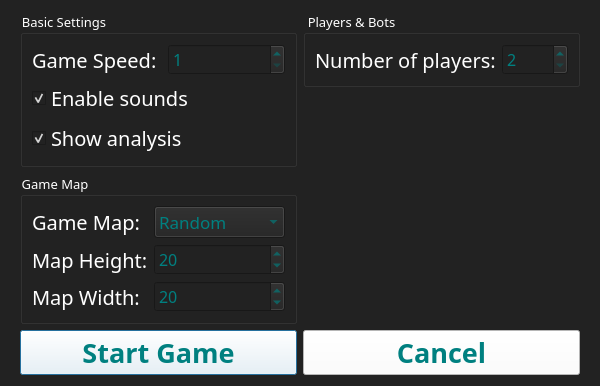
Before: the Qt Designer form src/ui/localGameDialog/localGameDialog.ui in SZXC-WG/LocalGen-new, drawn with Qt 5.
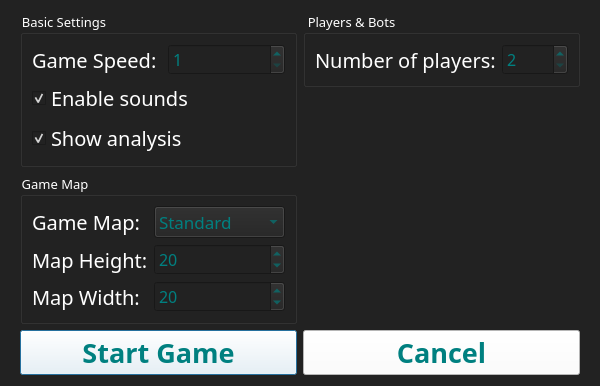
After: the same form once the commit is applied.

Commit message: upd(localGame): reduce two map options into one

What changed in the file:
```diff
--- a/src/ui/localGameDialog/localGameDialog.ui
+++ b/src/ui/localGameDialog/localGameDialog.ui
@@ -182,11 +182,6 @@
             <property name="styleSheet">
              <string notr="true">color: teal;</string>
             </property>
-            <item>
-             <property name="text">
-              <string>Random</string>
-             </property>
-            </item>
             <item>
              <property name="text">
               <string>Standard</string>
```
